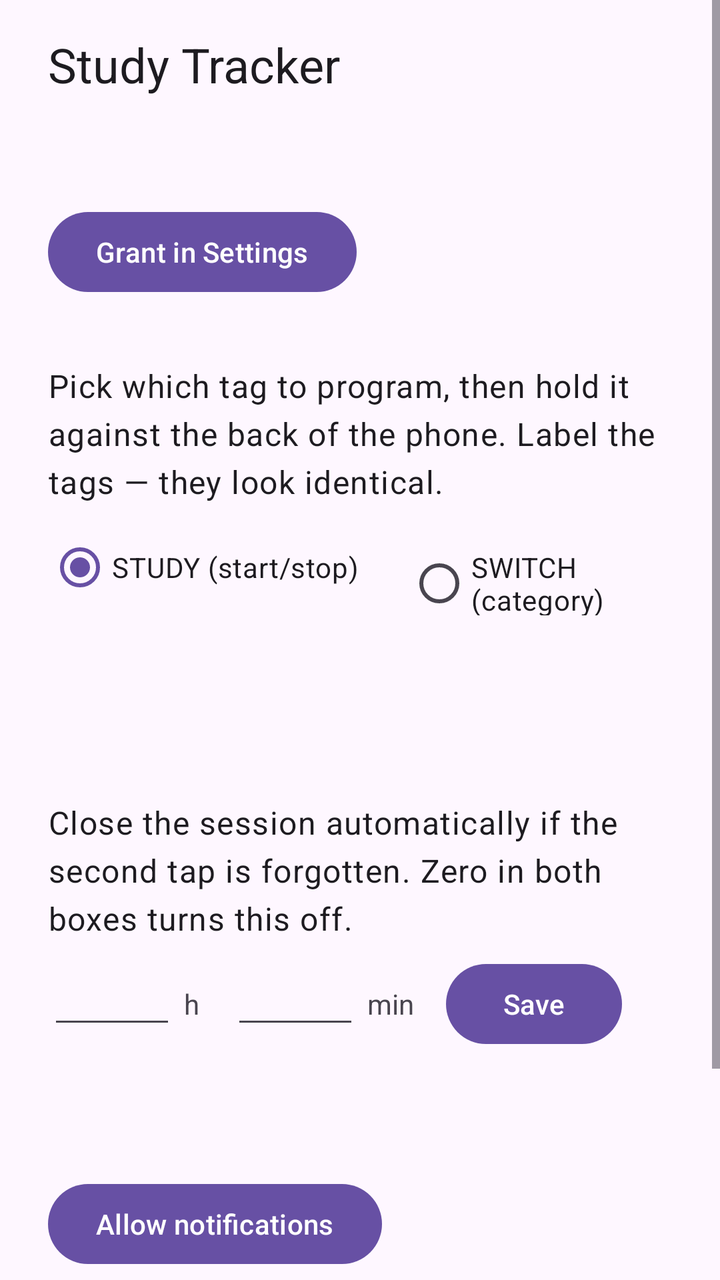
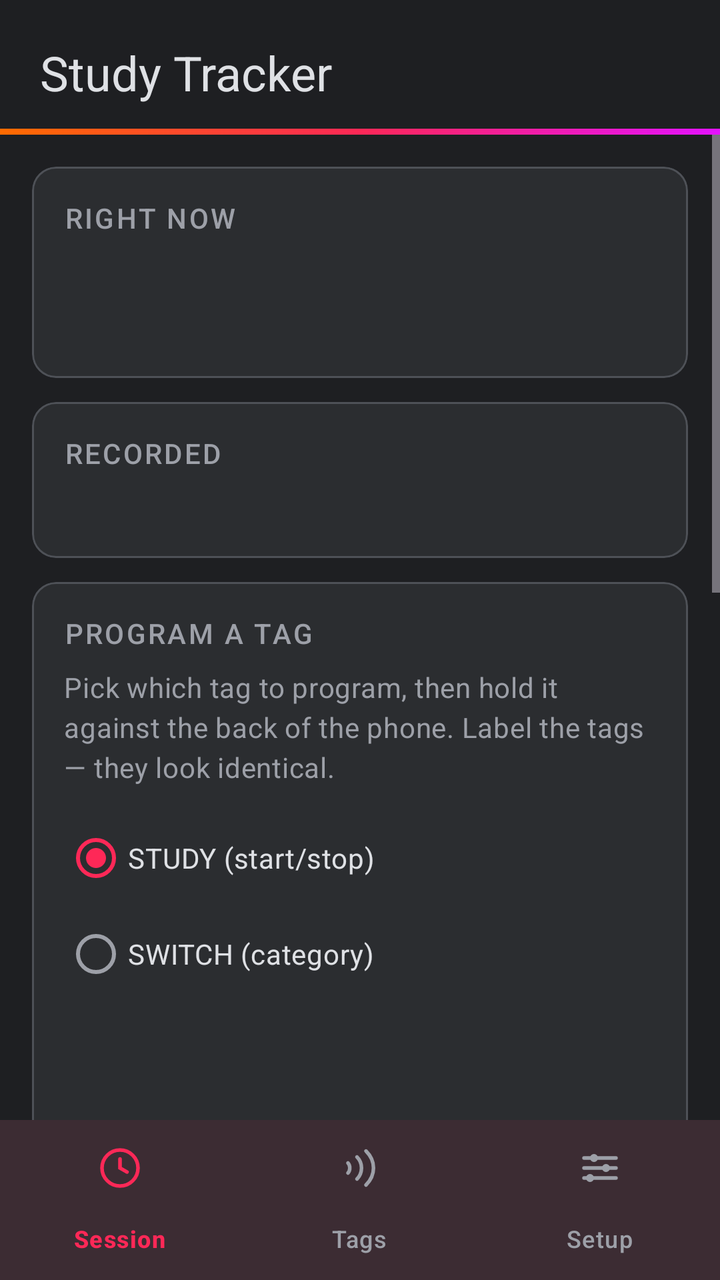

Compare the two renders of this Android layout. The source of the first and the diff that turns it into the second are given below.
<!-- AndroidManifest.xml: application theme Theme.StudyTracker -->
<!-- res/layout/activity_main.xml -->
<?xml version="1.0" encoding="utf-8"?>
<ScrollView xmlns:android="http://schemas.android.com/apk/res/android"
    android:layout_width="match_parent"
    android:layout_height="match_parent"
    android:fitsSystemWindows="true">

    <LinearLayout
        android:layout_width="match_parent"
        android:layout_height="wrap_content"
        android:orientation="vertical"
        android:paddingHorizontal="24dp"
        android:paddingVertical="16dp">

        <TextView
            android:layout_width="match_parent"
            android:layout_height="wrap_content"
            android:text="@string/app_name"
            android:textAppearance="?attr/textAppearanceHeadlineSmall" />

        
        <TextView
            android:id="@+id/dndStatusText"
            android:layout_width="match_parent"
            android:layout_height="wrap_content"
            android:layout_marginTop="24dp"
            android:textAppearance="?attr/textAppearanceBodyLarge" />

        <Button
            android:id="@+id/grantDndButton"
            android:layout_width="wrap_content"
            android:layout_height="wrap_content"
            android:layout_marginTop="8dp"
            android:text="@string/grant_dnd" />

        
        <TextView
            android:layout_width="match_parent"
            android:layout_height="wrap_content"
            android:layout_marginTop="32dp"
            android:text="@string/write_instructions"
            android:textAppearance="?attr/textAppearanceBodyLarge" />

        <RadioGroup
            android:id="@+id/tagChoice"
            android:layout_width="match_parent"
            android:layout_height="wrap_content"
            android:layout_marginTop="8dp"
            android:orientation="horizontal">

            <RadioButton
                android:id="@+id/chooseStudy"
                android:layout_width="wrap_content"
                android:layout_height="wrap_content"
                android:checked="true"
                android:text="@string/tag_study" />

            <RadioButton
                android:id="@+id/chooseSwitch"
                android:layout_width="wrap_content"
                android:layout_height="wrap_content"
                android:layout_marginStart="24dp"
                android:text="@string/tag_switch" />

        </RadioGroup>

        <TextView
            android:id="@+id/nfcStatusText"
            android:layout_width="match_parent"
            android:layout_height="wrap_content"
            android:layout_marginTop="12dp"
            android:textAppearance="?attr/textAppearanceBodyMedium" />

        <TextView
            android:id="@+id/writeStatusText"
            android:layout_width="match_parent"
            android:layout_height="wrap_content"
            android:layout_marginTop="8dp"
            android:textAppearance="?attr/textAppearanceTitleMedium" />

        
        <TextView
            android:layout_width="match_parent"
            android:layout_height="wrap_content"
            android:layout_marginTop="32dp"
            android:text="@string/cap_instructions"
            android:textAppearance="?attr/textAppearanceBodyLarge" />

        <LinearLayout
            android:layout_width="match_parent"
            android:layout_height="wrap_content"
            android:layout_marginTop="8dp"
            android:gravity="bottom"
            android:orientation="horizontal">

            <EditText
                android:id="@+id/capHoursInput"
                android:layout_width="64dp"
                android:layout_height="wrap_content"
                android:importantForAutofill="no"
                android:inputType="number"
                android:maxLength="2"
                android:maxLines="1" />

            
            <TextView
                android:layout_width="wrap_content"
                android:layout_height="wrap_content"
                android:layout_marginStart="4dp"
                android:labelFor="@id/capHoursInput"
                android:text="@string/unit_hours" />

            <EditText
                android:id="@+id/capMinutesInput"
                android:layout_width="64dp"
                android:layout_height="wrap_content"
                android:layout_marginStart="16dp"
                android:importantForAutofill="no"
                android:inputType="number"
                android:maxLength="2"
                android:maxLines="1" />

            <TextView
                android:layout_width="wrap_content"
                android:layout_height="wrap_content"
                android:layout_marginStart="4dp"
                android:labelFor="@id/capMinutesInput"
                android:text="@string/unit_minutes" />

            <Button
                android:id="@+id/saveCapButton"
                android:layout_width="wrap_content"
                android:layout_height="wrap_content"
                android:layout_marginStart="16dp"
                android:text="@string/cap_save" />

        </LinearLayout>

        <TextView
            android:id="@+id/capStatusText"
            android:layout_width="match_parent"
            android:layout_height="wrap_content"
            android:layout_marginTop="8dp"
            android:textAppearance="?attr/textAppearanceBodyMedium" />

        <TextView
            android:id="@+id/alarmStatusText"
            android:layout_width="match_parent"
            android:layout_height="wrap_content"
            android:layout_marginTop="8dp"
            android:textAppearance="?attr/textAppearanceBodyMedium" />

        <Button
            android:id="@+id/grantAlarmButton"
            android:layout_width="wrap_content"
            android:layout_height="wrap_content"
            android:layout_marginTop="8dp"
            android:text="@string/grant_alarm" />

        
        <TextView
            android:id="@+id/studyStateText"
            android:layout_width="match_parent"
            android:layout_height="wrap_content"
            android:layout_marginTop="32dp"
            android:textAppearance="?attr/textAppearanceTitleMedium" />

        <TextView
            android:id="@+id/runningText"
            android:layout_width="match_parent"
            android:layout_height="wrap_content"
            android:layout_marginTop="4dp"
            android:textAppearance="?attr/textAppearanceBodyMedium" />

        
        <TextView
            android:id="@+id/todayText"
            android:layout_width="match_parent"
            android:layout_height="wrap_content"
            android:layout_marginTop="16dp"
            android:fontFamily="monospace"
            android:textAppearance="?attr/textAppearanceBodyLarge" />

    </LinearLayout>

</ScrollView>
<!-- resources referenced by this layout -->
<resources>
  <string name="cap_save">Save</string>
  <string name="unit_hours">h</string>
  <string name="unit_minutes">min</string>
  <style name="Theme.StudyTracker" parent="Theme.Material3.DayNight.NoActionBar" />
  <!-- unchanged entries left out for length: 7 -->
</resources>

<!-- the commit's change to res/layout/activity_main.xml (unified diff, before → after) -->
@@ -1,185 +1,361 @@
 <?xml version="1.0" encoding="utf-8"?>
-<ScrollView xmlns:android="http://schemas.android.com/apk/res/android"
+<LinearLayout xmlns:android="http://schemas.android.com/apk/res/android"
+    xmlns:app="http://schemas.android.com/apk/res-auto"
     android:layout_width="match_parent"
     android:layout_height="match_parent"
-    android:fitsSystemWindows="true">
-
-    <LinearLayout
+    android:fitsSystemWindows="true"
+    android:orientation="vertical">
+
+    <TextView
         android:layout_width="match_parent"
         android:layout_height="wrap_content"
-        android:orientation="vertical"
-        android:paddingHorizontal="24dp"
-        android:paddingVertical="16dp">
-
-        <TextView
-            android:layout_width="match_parent"
-            android:layout_height="wrap_content"
-            android:text="@string/app_name"
-            android:textAppearance="?attr/textAppearanceHeadlineSmall" />
-
-        
-        <TextView
-            android:id="@+id/dndStatusText"
-            android:layout_width="match_parent"
-            android:layout_height="wrap_content"
-            android:layout_marginTop="24dp"
-            android:textAppearance="?attr/textAppearanceBodyLarge" />
-
-        <Button
-            android:id="@+id/grantDndButton"
-            android:layout_width="wrap_content"
-            android:layout_height="wrap_content"
-            android:layout_marginTop="8dp"
-            android:text="@string/grant_dnd" />
-
-        
-        <TextView
-            android:layout_width="match_parent"
-            android:layout_height="wrap_content"
-            android:layout_marginTop="32dp"
-            android:text="@string/write_instructions"
-            android:textAppearance="?attr/textAppearanceBodyLarge" />
-
-        <RadioGroup
-            android:id="@+id/tagChoice"
-            android:layout_width="match_parent"
-            android:layout_height="wrap_content"
-            android:layout_marginTop="8dp"
-            android:orientation="horizontal">
-
-            <RadioButton
-                android:id="@+id/chooseStudy"
-                android:layout_width="wrap_content"
-                android:layout_height="wrap_content"
-                android:checked="true"
-                android:text="@string/tag_study" />
-
-            <RadioButton
-                android:id="@+id/chooseSwitch"
-                android:layout_width="wrap_content"
-                android:layout_height="wrap_content"
-                android:layout_marginStart="24dp"
-                android:text="@string/tag_switch" />
-
-        </RadioGroup>
-
-        <TextView
-            android:id="@+id/nfcStatusText"
-            android:layout_width="match_parent"
-            android:layout_height="wrap_content"
-            android:layout_marginTop="12dp"
-            android:textAppearance="?attr/textAppearanceBodyMedium" />
-
-        <TextView
-            android:id="@+id/writeStatusText"
-            android:layout_width="match_parent"
-            android:layout_height="wrap_content"
-            android:layout_marginTop="8dp"
-            android:textAppearance="?attr/textAppearanceTitleMedium" />
-
-        
-        <TextView
-            android:layout_width="match_parent"
-            android:layout_height="wrap_content"
-            android:layout_marginTop="32dp"
-            android:text="@string/cap_instructions"
-            android:textAppearance="?attr/textAppearanceBodyLarge" />
+        android:paddingHorizontal="20dp"
+        android:paddingTop="20dp"
+        android:paddingBottom="12dp"
+        android:text="@string/app_name"
+        android:textAppearance="?attr/textAppearanceHeadlineSmall"
+        android:textColor="@color/ide_text" />
+
+    
+    <View
+        android:layout_width="match_parent"
+        android:layout_height="3dp"
+        android:background="@drawable/brand_gradient" />
+
+    
+    <ScrollView
+        android:layout_width="match_parent"
+        android:layout_height="0dp"
+        android:layout_weight="1">
 
         <LinearLayout
             android:layout_width="match_parent"
             android:layout_height="wrap_content"
-            android:layout_marginTop="8dp"
-            android:gravity="bottom"
-            android:orientation="horizontal">
-
-            <EditText
-                android:id="@+id/capHoursInput"
-                android:layout_width="64dp"
+            android:orientation="vertical"
+            android:paddingHorizontal="16dp"
+            android:paddingVertical="16dp">
+
+            
+
+            
+            <LinearLayout
+                android:id="@+id/sessionPanel"
+                android:layout_width="match_parent"
                 android:layout_height="wrap_content"
-                android:importantForAutofill="no"
-                android:inputType="number"
-                android:maxLength="2"
-                android:maxLines="1" />
+                android:orientation="vertical">
+
+                <com.google.android.material.card.MaterialCardView
+                    style="@style/Card"
+                    android:layout_width="match_parent"
+                    android:layout_height="wrap_content">
+
+                    <LinearLayout
+                        android:layout_width="match_parent"
+                        android:layout_height="wrap_content"
+                        android:orientation="vertical"
+                        android:padding="16dp">
+
+                        <TextView
+                            style="@style/CardTitle"
+                            android:layout_width="match_parent"
+                            android:layout_height="wrap_content"
+                            android:text="@string/card_status" />
+
+                        <TextView
+                            android:id="@+id/studyStateText"
+                            android:layout_width="match_parent"
+                            android:layout_height="wrap_content"
+                            android:textAppearance="?attr/textAppearanceTitleMedium"
+                            android:textColor="@color/ide_text" />
+
+                        <TextView
+                            android:id="@+id/runningText"
+                            style="@style/Explanation"
+                            android:layout_width="match_parent"
+                            android:layout_height="wrap_content"
+                            android:layout_marginTop="6dp" />
+
+                    </LinearLayout>
+
+                </com.google.android.material.card.MaterialCardView>
+
+                <com.google.android.material.card.MaterialCardView
+                    style="@style/Card"
+                    android:layout_width="match_parent"
+                    android:layout_height="wrap_content">
+
+                    <LinearLayout
+                        android:layout_width="match_parent"
+                        android:layout_height="wrap_content"
+                        android:orientation="vertical"
+                        android:padding="16dp">
+
+                        <TextView
+                            style="@style/CardTitle"
+                            android:layout_width="match_parent"
+                            android:layout_height="wrap_content"
+                            android:text="@string/card_recorded" />
+
+                        
+                        <TextView
+                            android:id="@+id/todayText"
+                            android:layout_width="match_parent"
+                            android:layout_height="wrap_content"
+                            android:fontFamily="monospace"
+                            android:textAppearance="?attr/textAppearanceBodyMedium"
+                            android:textColor="@color/ide_text" />
+
+                    </LinearLayout>
+
+                </com.google.android.material.card.MaterialCardView>
+
+            </LinearLayout>
 
             
-            <TextView
-                android:layout_width="wrap_content"
+            <LinearLayout
+                android:id="@+id/tagsPanel"
+                android:layout_width="match_parent"
                 android:layout_height="wrap_content"
-                android:layout_marginStart="4dp"
-                android:labelFor="@id/capHoursInput"
-                android:text="@string/unit_hours" />
-
-            <EditText
-                android:id="@+id/capMinutesInput"
-                android:layout_width="64dp"
+                android:orientation="vertical">
+
+                <com.google.android.material.card.MaterialCardView
+                    style="@style/Card"
+                    android:layout_width="match_parent"
+                    android:layout_height="wrap_content">
+
+                    <LinearLayout
+                        android:layout_width="match_parent"
+                        android:layout_height="wrap_content"
+                        android:orientation="vertical"
+                        android:padding="16dp">
+
+                        <TextView
+                            style="@style/CardTitle"
+                            android:layout_width="match_parent"
+                            android:layout_height="wrap_content"
+                            android:text="@string/card_write_tag" />
+
+                        <TextView
+                            style="@style/Explanation"
+                            android:layout_width="match_parent"
+                            android:layout_height="wrap_content"
+                            android:text="@string/write_instructions" />
+
+                        <RadioGroup
+                            android:id="@+id/tagChoice"
+                            android:layout_width="match_parent"
+                            android:layout_height="wrap_content"
+                            android:layout_marginTop="12dp"
+                            android:orientation="vertical">
+
+                            <RadioButton
+                                android:id="@+id/chooseStudy"
+                                android:layout_width="wrap_content"
+                                android:layout_height="wrap_content"
+                                android:checked="true"
+                                android:text="@string/tag_study"
+                                android:textColor="@color/ide_text" />
+
+                            <RadioButton
+                                android:id="@+id/chooseSwitch"
+                                android:layout_width="wrap_content"
+                                android:layout_height="wrap_content"
+                                android:text="@string/tag_switch"
+                                android:textColor="@color/ide_text" />
+
+                        </RadioGroup>
+
+                        <TextView
+                            android:id="@+id/nfcStatusText"
+                            style="@style/Explanation"
+                            android:layout_width="match_parent"
+                            android:layout_height="wrap_content"
+                            android:layout_marginTop="12dp" />
+
+                        <TextView
+                            android:id="@+id/writeStatusText"
+                            android:layout_width="match_parent"
+                            android:layout_height="wrap_content"
+                            android:layout_marginTop="8dp"
+                            android:textAppearance="?attr/textAppearanceTitleMedium"
+                            android:textColor="@color/jb_pink" />
+
+                    </LinearLayout>
+
+                </com.google.android.material.card.MaterialCardView>
+
+            </LinearLayout>
+
+            
+            <LinearLayout
+                android:id="@+id/setupPanel"
+                android:layout_width="match_parent"
                 android:layout_height="wrap_content"
-                android:layout_marginStart="16dp"
-                android:importantForAutofill="no"
-                android:inputType="number"
-                android:maxLength="2"
-                android:maxLines="1" />
-
-            <TextView
-                android:layout_width="wrap_content"
-                android:layout_height="wrap_content"
-                android:layout_marginStart="4dp"
-                android:labelFor="@id/capMinutesInput"
-                android:text="@string/unit_minutes" />
-
-            <Button
-                android:id="@+id/saveCapButton"
-                android:layout_width="wrap_content"
-                android:layout_height="wrap_content"
-                android:layout_marginStart="16dp"
-                android:text="@string/cap_save" />
+                android:orientation="vertical">
+
+                
+                <com.google.android.material.card.MaterialCardView
+                    style="@style/Card"
+                    android:layout_width="match_parent"
+                    android:layout_height="wrap_content">
+
+                    <LinearLayout
+                        android:layout_width="match_parent"
+                        android:layout_height="wrap_content"
+                        android:orientation="vertical"
+                        android:padding="16dp">
+
+                        <TextView
+                            style="@style/CardTitle"
+                            android:layout_width="match_parent"
+                            android:layout_height="wrap_content"
+                            android:text="@string/card_dnd" />
+
+                        <TextView
+                            android:id="@+id/dndStatusText"
+                            style="@style/Explanation"
+                            android:layout_width="match_parent"
+                            android:layout_height="wrap_content" />
+
+                        <Button
+                            android:id="@+id/grantDndButton"
+                            android:layout_width="wrap_content"
+                            android:layout_height="wrap_content"
+                            android:layout_marginTop="12dp"
+                            android:text="@string/grant_dnd" />
+
+                    </LinearLayout>
+
+                </com.google.android.material.card.MaterialCardView>
+
+                <com.google.android.material.card.MaterialCardView
+                    style="@style/Card"
+                    android:layout_width="match_parent"
+                    android:layout_height="wrap_content">
+
+                    <LinearLayout
+                        android:layout_width="match_parent"
+                        android:layout_height="wrap_content"
+                        android:orientation="vertical"
+                        android:padding="16dp">
+
+                        <TextView
+                            style="@style/CardTitle"
+                            android:layout_width="match_parent"
+                            android:layout_height="wrap_content"
+                            android:text="@string/card_auto_close" />
+
+                        <TextView
+                            style="@style/Explanation"
+                            android:layout_width="match_parent"
+                            android:layout_height="wrap_content"
+                            android:text="@string/cap_instructions" />
+
+                        <LinearLayout
+                            android:layout_width="match_parent"
+                            android:layout_height="wrap_content"
+                            android:layout_marginTop="12dp"
+                            android:gravity="center_vertical"
+                            android:orientation="horizontal">
+
+                            <EditText
+                                android:id="@+id/capHoursInput"
+                                style="@style/NumberField"
+                                android:importantForAutofill="no" />
+
+                            
+                            <TextView
+                                android:layout_width="wrap_content"
+                                android:layout_height="wrap_content"
+                                android:layout_marginStart="6dp"
+                                android:labelFor="@id/capHoursInput"
+                                android:text="@string/unit_hours"
+                                android:textColor="@color/ide_text_dim" />
+
+                            <EditText
+                                android:id="@+id/capMinutesInput"
+                                style="@style/NumberField"
+                                android:importantForAutofill="no"
+                                android:layout_marginStart="16dp" />
+
+                            <TextView
+                                android:layout_width="wrap_content"
+                                android:layout_height="wrap_content"
+                                android:layout_marginStart="6dp"
+                                android:labelFor="@id/capMinutesInput"
+                                android:text="@string/unit_minutes"
+                                android:textColor="@color/ide_text_dim" />
+
+                            <Button
+                                android:id="@+id/saveCapButton"
+                                android:layout_width="wrap_content"
+                                android:layout_height="wrap_content"
+                                android:layout_marginStart="16dp"
+                                android:text="@string/cap_save" />
+
+                        </LinearLayout>
+
+                        <TextView
+                            android:id="@+id/capStatusText"
+                            style="@style/Explanation"
+                            android:layout_width="match_parent"
+                            android:layout_height="wrap_content"
+                            android:layout_marginTop="12dp" />
+
+                    </LinearLayout>
+
+                </com.google.android.material.card.MaterialCardView>
+
+                
+                <com.google.android.material.card.MaterialCardView
+                    android:id="@+id/alarmCard"
+                    style="@style/Card"
+                    android:layout_width="match_parent"
+                    android:layout_height="wrap_content">
+
+                    <LinearLayout
+                        android:layout_width="match_parent"
+                        android:layout_height="wrap_content"
+                        android:orientation="vertical"
+                        android:padding="16dp">
+
+                        <TextView
+                            style="@style/CardTitle"
+                            android:layout_width="match_parent"
+                            android:layout_height="wrap_content"
+                            android:text="@string/card_alarm" />
+
+                        <TextView
+                            android:id="@+id/alarmStatusText"
+                            style="@style/Explanation"
+                            android:layout_width="match_parent"
+                            android:layout_height="wrap_content" />
+
+                        <Button
+                            android:id="@+id/grantAlarmButton"
+                            android:layout_width="wrap_content"
+                            android:layout_height="wrap_content"
+                            android:layout_marginTop="12dp"
+                            android:text="@string/grant_alarm" />
+
+                    </LinearLayout>
+
+                </com.google.android.material.card.MaterialCardView>
+
+            </LinearLayout>
 
         </LinearLayout>
 
-        <TextView
-            android:id="@+id/capStatusText"
-            android:layout_width="match_parent"
-            android:layout_height="wrap_content"
-            android:layout_marginTop="8dp"
-            android:textAppearance="?attr/textAppearanceBodyMedium" />
-
-        <TextView
-            android:id="@+id/alarmStatusText"
-            android:layout_width="match_parent"
-            android:layout_height="wrap_content"
-            android:layout_marginTop="8dp"
-            android:textAppearance="?attr/textAppearanceBodyMedium" />
-
-        <Button
-            android:id="@+id/grantAlarmButton"
-            android:layout_width="wrap_content"
-            android:layout_height="wrap_content"
-            android:layout_marginTop="8dp"
-            android:text="@string/grant_alarm" />
-
-        
-        <TextView
-            android:id="@+id/studyStateText"
-            android:layout_width="match_parent"
-            android:layout_height="wrap_content"
-            android:layout_marginTop="32dp"
-            android:textAppearance="?attr/textAppearanceTitleMedium" />
-
-        <TextView
-            android:id="@+id/runningText"
-            android:layout_width="match_parent"
-            android:layout_height="wrap_content"
-            android:layout_marginTop="4dp"
-            android:textAppearance="?attr/textAppearanceBodyMedium" />
-
-        
-        <TextView
-            android:id="@+id/todayText"
-            android:layout_width="match_parent"
-            android:layout_height="wrap_content"
-            android:layout_marginTop="16dp"
-            android:fontFamily="monospace"
-            android:textAppearance="?attr/textAppearanceBodyLarge" />
-
-    </LinearLayout>
-
-</ScrollView>
+    </ScrollView>
+
+    <com.google.android.material.bottomnavigation.BottomNavigationView
+        android:id="@+id/bottomNav"
+        android:layout_width="match_parent"
+        android:layout_height="wrap_content"
+        android:background="@color/ide_surface"
+        app:itemIconTint="@color/nav_item_tint"
+        app:itemTextColor="@color/nav_item_tint"
+        app:labelVisibilityMode="labeled"
+        app:menu="@menu/bottom_nav" />
+
+</LinearLayout>
<!-- resource entries referenced after the edit -->
@@ -1,9 +1,93 @@
 <!-- resources referenced by this layout -->
 <resources>
+  <color name="ide_surface">#2B2D30</color>
+  <color name="ide_text">#DFE1E5</color>
+  <color name="ide_text_dim">#9DA0A8</color>
+  <color name="jb_pink">#FE2857</color>
+  <!-- drawable brand_gradient (drawable) -->
+  <?xml version="1.0" encoding="utf-8"?>
+  <shape xmlns:android="http://schemas.android.com/apk/res/android"
+      android:shape="rectangle">
+  
+      <gradient
+          android:angle="0"
+          android:centerColor="@color/jb_pink"
+          android:endColor="@color/jb_magenta"
+          android:startColor="@color/jb_orange"
+          android:type="linear" />
+  </shape>
   <string name="cap_save">Save</string>
+  <string name="card_alarm">Alarm</string>
+  <string name="card_auto_close">Auto-close</string>
+  <string name="card_dnd">Do Not Disturb access</string>
+  <string name="card_recorded">Recorded</string>
+  <string name="card_status">Right now</string>
+  <string name="card_write_tag">Program a tag</string>
   <string name="unit_hours">h</string>
   <string name="unit_minutes">min</string>
-  <style name="Theme.StudyTracker" parent="Theme.Material3.DayNight.NoActionBar" />
+  <style name="Card" parent="Widget.Material3.CardView.Filled">
+          <item name="cardBackgroundColor">@color/ide_surface</item>
+          <item name="cardCornerRadius">12dp</item>
+          <item name="cardElevation">0dp</item>
+          <item name="strokeColor">@color/ide_border</item>
+          <item name="strokeWidth">1dp</item>
+          <item name="android:layout_marginBottom">12dp</item>
+      </style>
+  <style name="CardTitle">
+          <item name="android:textAppearance">?attr/textAppearanceLabelLarge</item>
+          <item name="android:textColor">@color/ide_text_dim</item>
+          <item name="android:textAllCaps">true</item>
+          <item name="android:letterSpacing">0.08</item>
+          <item name="android:layout_marginBottom">8dp</item>
+      </style>
+  <style name="Explanation">
+          <item name="android:textAppearance">?attr/textAppearanceBodyMedium</item>
+          <item name="android:textColor">@color/ide_text_dim</item>
+          <item name="android:lineSpacingExtra">2dp</item>
+      </style>
+  <style name="NumberField">
+          <item name="android:layout_width">64dp</item>
+          <item name="android:layout_height">wrap_content</item>
+          <item name="android:background">@drawable/field_background</item>
+          <item name="android:gravity">center</item>
+          <item name="android:inputType">number</item>
+          <item name="android:maxLength">2</item>
+          <item name="android:maxLines">1</item>
+          <item name="android:padding">12dp</item>
+          <item name="android:textColor">@color/ide_text</item>
+      </style>
+  <style name="Theme.StudyTracker" parent="Theme.Material3.Dark.NoActionBar">
+          
+          <item name="colorPrimary">@color/jb_pink</item>
+          <item name="colorOnPrimary">#FFFFFF</item>
+          <item name="colorSecondaryContainer">@color/ide_field</item>
+          <item name="colorOnSecondaryContainer">@color/ide_text</item>
+          <item name="android:colorBackground">@color/ide_background</item>
+          <item name="colorSurface">@color/ide_surface</item>
+          <item name="colorOnSurface">@color/ide_text</item>
+          <item name="colorOnSurfaceVariant">@color/ide_text_dim</item>
+          <item name="colorOutline">@color/ide_border</item>
+  
+          
+          <item name="android:statusBarColor">@color/ide_background</item>
+          <item name="android:navigationBarColor">@color/ide_surface</item>
+      </style>
+  <color name="jb_magenta">#E312FF</color>
+  <color name="jb_orange">#FF6B00</color>
+  <color name="ide_border">#4E5157</color>
+  <!-- drawable field_background (drawable) -->
+  <?xml version="1.0" encoding="utf-8"?>
+  <shape xmlns:android="http://schemas.android.com/apk/res/android"
+      android:shape="rectangle">
+  
+      <solid android:color="@color/ide_field" />
+      <corners android:radius="8dp" />
+      <stroke
+          android:width="1dp"
+          android:color="@color/ide_border" />
+  </shape>
+  <color name="ide_field">#393B40</color>
+  <color name="ide_background">#1E1F22</color>
   <!-- unchanged entries left out for length: 7 -->
 </resources>
 
